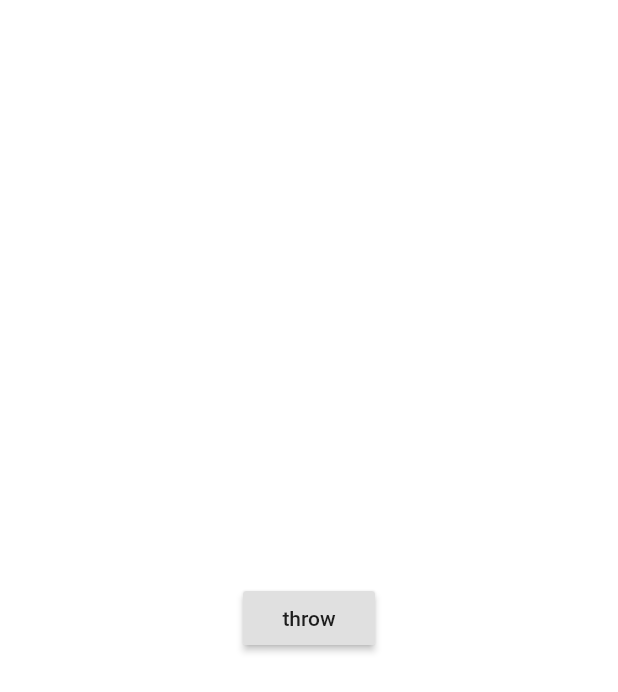
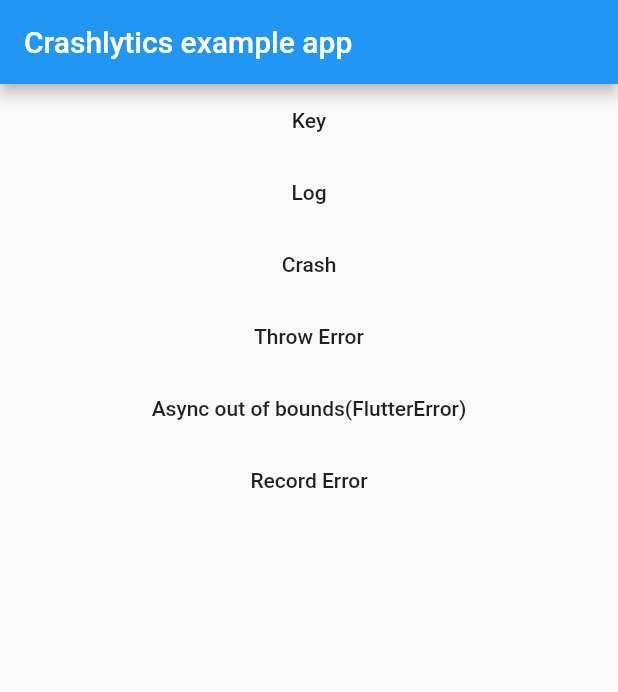
Before and after one commit to manacespereira/Flutter_Crashlytics_Analytics_Sample, a Flutter app: the screen it shows after launch, on a phone screen of 412 x 824 dp. Shown: the top 692 px of the screen. Run offline on Flutter 3.47's test engine with Material 2 defaults, Android fonts, the phone set to English and light mode, and no system bars; our stand-ins replace firebase_crashlytics; accounts and stored records are empty.

Commit message:
flutter crash sample create

```diff
--- a/lib/main.dart
+++ b/lib/main.dart
@@ -1,39 +1,95 @@
 import 'dart:async';
 
 import 'package:flutter/material.dart';
+import 'package:firebase_crashlytics/firebase_crashlytics.dart';
 
-void main() => runApp(MyApp());
+void main() {
+  // Set `enableInDevMode` to true to see reports while in debug mode
+  // This is only to be used for confirming that reports are being
+  // submitted as expected. It is not intended to be used for everyday
+  // development.
+  Crashlytics.instance.enableInDevMode = true;
 
-class MyApp extends StatelessWidget {
-  // This widget is the root of your application.
+  // Pass all uncaught errors to Crashlytics.
+  FlutterError.onError = Crashlytics.instance.recordFlutterError;
+
+  runZoned(() {
+    runApp(CrashyApp());
+  }, onError: Crashlytics.instance.recordError);
+}
+
+class CrashyApp extends StatefulWidget {
+  @override
+  _CrashyAppState createState() => _CrashyAppState();
+}
+
+class _CrashyAppState extends State<CrashyApp> {
+  @override
+  void initState() {
+    super.initState();
+  }
+
   @override
   Widget build(BuildContext context) {
     return MaterialApp(
-      title: 'Flutter Demo',
-      theme: ThemeData(
-        primarySwatch: Colors.blue,
+      home: Scaffold(
+        appBar: AppBar(
+          title: const Text('Crashlytics example app'),
+        ),
+        body: Center(
+          child: Column(
+            children: <Widget>[
+              FlatButton(
+                  child: const Text('Key'),
+                  onPressed: () {
+                    Crashlytics.instance.setString('foo', 'bar');
+                  }),
+              FlatButton(
+                  child: const Text('Log'),
+                  onPressed: () {
+                    Crashlytics.instance.log('baz');
+                  }),
+              FlatButton(
+                  child: const Text('Crash'),
+                  onPressed: () {
+                    // Use Crashlytics to throw an error. Use this for
+                    // confirmation that errors are being correctly reported.
+                    Crashlytics.instance.crash();
+                  }),
+              FlatButton(
+                  child: const Text('Throw Error'),
+                  onPressed: () {
+                    // Example of thrown error, it will be caught and sent to
+                    // Crashlytics.
+                    throw StateError('Uncaught error thrown by app.');
+                  }),
+              FlatButton(
+                  child: const Text('Async out of bounds(FlutterError)'),
+                  onPressed: () {
+                    // Example of an exception that does not get caught
+                    // by `FlutterError.onError` but is caught by the `onError` handler of
+                    // `runZoned`.
+                    Future<void>.delayed(const Duration(seconds: 2), () {
+                      final List<int> list = <int>[];
+                      print(list[100]);
+                    });
+                  }),
+              FlatButton(
+                  child: const Text('Record Error'),
+                  onPressed: () {
+                    try {
+                      throw 'error_example';
+                    } catch (e, s) {
+                      // "context" will append the word "thrown" in the
+                      // Crashlytics console.
+                      Crashlytics.instance
+                          .recordError(e, s, context: 'as an example');
+                    }
+                  }),
+            ],
+          ),
+        ),
       ),
-      home: MyHomePage(),
     );
   }
 }
-
-class MyHomePage extends StatefulWidget {
-  @override
-  _MyHomePageState createState() => _MyHomePageState();
-}
-
-class _MyHomePageState extends State<MyHomePage> {
-  @override
-  Widget build(BuildContext context) {
-    return Container(
-      child: Center(
-          child: RaisedButton(
-        child: Text('throw'),
-        onPressed: () => Timer.run(() {
-          throw 'throw error'; // 명시적으로 throw를 사용. 일반적이면 무조건 에러 발생.
-        }),
-      )),
-    );
-  }
-}
--- a/pubspec.yaml
+++ b/pubspec.yaml
@@ -24,6 +24,7 @@ dependencies:
   # The following adds the Cupertino Icons font to your application.
   # Use with the CupertinoIcons class for iOS style icons.
   cupertino_icons: ^0.1.2
+  firebase_crashlytics: ^0.1.2+5
 
 dev_dependencies:
   flutter_test:
```
Also changed, not shown: 1 other file.
